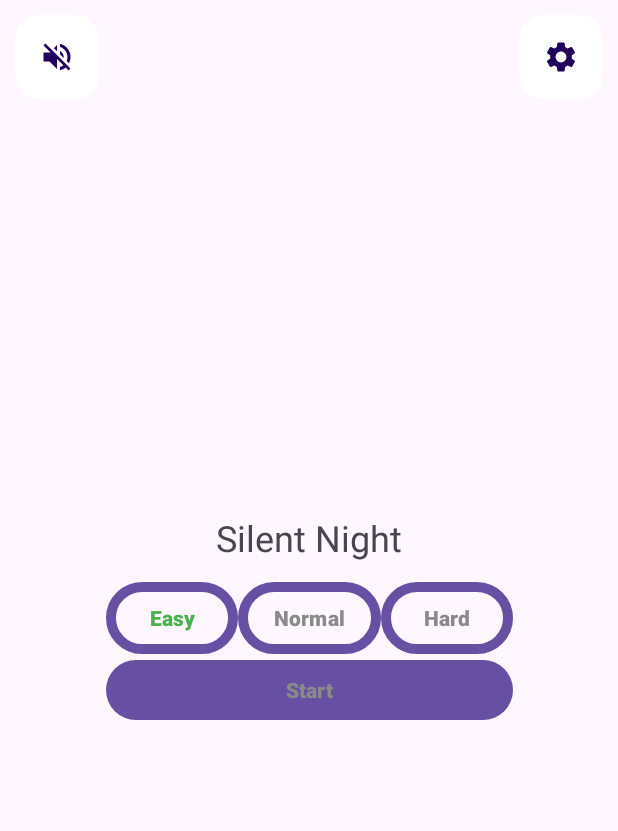
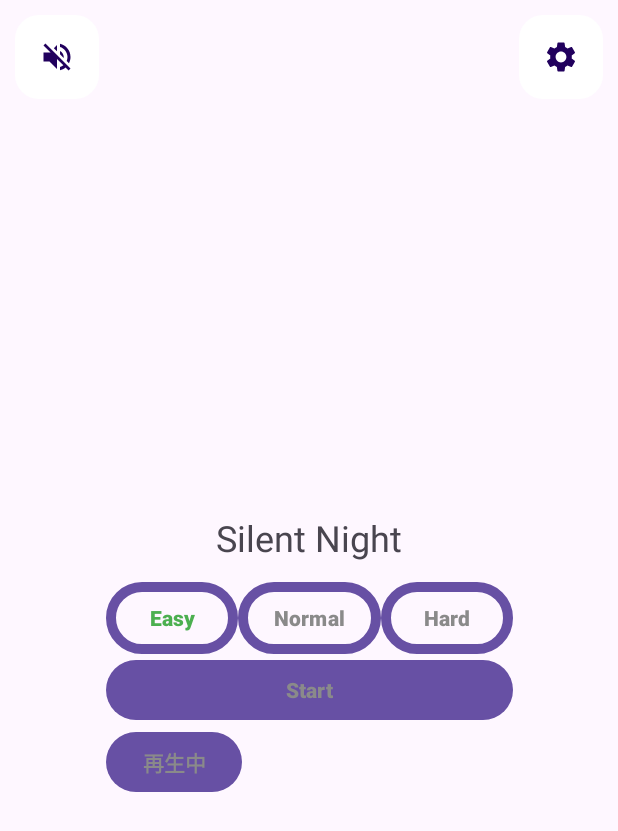
Before and after one commit to aaaa1597/AndKotlin-PianoTiles, an Android app: the screen it shows after launch (MainActivity), after a tap on "Jingle Bell", on a phone screen of 412 x 824 dp. Shown: the top 831 px of the screen. Run offline under Robolectric (Android 15) with nearby library versions, the phone set to English and light mode, and no system bars; 2 other taps on this screen came first.

Commit message:
ここまでOK

```diff
--- a/app/src/main/java/com/example/pianotiles/Jukebox.kt
+++ b/app/src/main/java/com/example/pianotiles/Jukebox.kt
@@ -30,11 +30,20 @@ class Jukebox(activity: Activity) {
         AaaMusicPlayer.create(activity, R.raw.we_wish_you_merry_christmas, "Merry Christmas").apply { _mediaPlayser.setOnCompletionListener { it.start() } }
     )
     /* 関数 */
-    fun play(idx: Int) { _musicPlayers[idx]._mediaPlayser.start()}
-    fun stop(idx: Int) { _musicPlayers[idx]._mediaPlayser.apply { stop(); prepare() } }
-    fun nowSongName(idx: Int): String = _musicPlayers.get(idx)._name
-    fun setVolume(idx: Int, volume: Float) {
-        _musicPlayers.get(idx)._mediaPlayser.setVolume(volume, volume)
-    }
-    fun numofSong(): Int = _musicPlayers.size
+    fun play(idx: Int, volume: Float)
+        = _musicPlayers[idx]._mediaPlayser.apply { setVolume(volume, volume); start() }
+    fun stop(idx: Int)
+        = _musicPlayers[idx]._mediaPlayser.apply { stop(); prepare() }
+    fun pause(idx: Int)
+        = _musicPlayers[idx]._mediaPlayser.pause()
+    fun resume(idx: Int)
+        = _musicPlayers[idx]._mediaPlayser.start()
+    fun nowSongName(idx: Int): String
+        = _musicPlayers[idx]._name
+    fun setVolume(idx: Int, volume: Float)
+        = _musicPlayers[idx]._mediaPlayser.setVolume(volume, volume)
+    fun numofSong(): Int
+        = _musicPlayers.size
+    fun init()
+        = play(0, 1f)
 }
--- a/app/src/main/java/com/example/pianotiles/MainActivity.kt
+++ b/app/src/main/java/com/example/pianotiles/MainActivity.kt
@@ -5,10 +5,10 @@ import androidx.activity.enableEdgeToEdge
 import androidx.appcompat.app.AppCompatActivity
 import androidx.core.view.ViewCompat
 import androidx.core.view.WindowInsetsCompat
-import androidx.fragment.app.Fragment
-import androidx.fragment.app.FragmentManager
+import androidx.lifecycle.ViewModelProvider
 
 class MainActivity : AppCompatActivity() {
+    private lateinit var mainModelView: MainMenuViewModel
     override fun onCreate(savedInstanceState: Bundle?) {
         super.onCreate(savedInstanceState)
         enableEdgeToEdge()
@@ -19,6 +19,7 @@ class MainActivity : AppCompatActivity() {
             insets
         }
 
+        mainModelView = ViewModelProvider(this)[MainMenuViewModel::class.java]
         supportFragmentManager.beginTransaction()
             .add(R.id.fragment_container, MainMenuFragment.newInstance())
             .commit()
@@ -26,14 +27,12 @@ class MainActivity : AppCompatActivity() {
 
     override fun onPause() {
         super.onPause()
-//        mainMenuFragment.pauseSound()
+        mainModelView.pauseSong()
     }
 
     override fun onResume() {
         super.onResume()
-//        if (fcurrent === mainMenuFragment/* || fcurrent === settingFragment*/) {
-//            mainMenuFragment.resumeSound()
-//        }
+        mainModelView.resumeSong()
     }
 
 //    fun changeVolume(vol: Int)
--- a/app/src/main/java/com/example/pianotiles/MainMenuFragment.kt
+++ b/app/src/main/java/com/example/pianotiles/MainMenuFragment.kt
@@ -1,11 +1,14 @@
 package com.example.pianotiles
 
 import android.os.Bundle
+import android.util.Log
 import android.view.LayoutInflater
 import android.view.View
 import android.view.ViewGroup
+import android.widget.TextView
 import androidx.core.content.ContextCompat
 import androidx.fragment.app.Fragment
+import androidx.fragment.app.FragmentManager
 import androidx.lifecycle.Lifecycle
 import androidx.lifecycle.ViewModelProvider
 import androidx.lifecycle.lifecycleScope
@@ -21,7 +24,6 @@ class MainMenuFragment : Fragment() {
     }
 
     private lateinit var _binding: FragmentMainMenuBinding
-    private val binding get() = _binding
     private lateinit var viewModel: MainMenuViewModel
 
     override fun onCreate(savedInstanceState: Bundle?) {
@@ -31,20 +33,23 @@ class MainMenuFragment : Fragment() {
 
     override fun onCreateView( inflater: LayoutInflater, container: ViewGroup?, savedInstanceState: Bundle?): View {
         _binding = FragmentMainMenuBinding.inflate(inflater, container, false)
-        return binding.root
+        return _binding.root
     }
 
     override fun onViewCreated(view: View, savedInstanceState: Bundle?) {
         super.onViewCreated(view, savedInstanceState)
         /* ミュートボタン押下 */
         _binding.fabMute.setOnClickListener{ viewModel.toggleMute() }
-        /* 設定ボタン押下 */
+        /* 設定ボタン押下 -> 設定画面へ */
         _binding.fabSettings.setOnClickListener {
-
+            parentFragmentManager.beginTransaction()
+            .addToBackStack(null)
+            .replace(R.id.fragment_container, SettingFragment.newInstance())
+            .commit()
         }
         /* Jukebox初期化 */
         viewModel.setJukebox(Jukebox(requireActivity()))
-        binding.txtSongName.text = viewModel.getNowSongName()
+        _binding.txtSongName.text = viewModel.getNowSongName()
         viewModel.setVolume(1f)
         viewModel.playSong()
 
@@ -55,6 +60,18 @@ class MainMenuFragment : Fragment() {
         _binding.btnEasy.setOnClickListener{ viewModel.setLevel(GameLevel.easy) }
         _binding.btnNormal.setOnClickListener{ viewModel.setLevel(GameLevel.normal) }
         _binding.btnHard.setOnClickListener{ viewModel.setLevel(GameLevel.hard) }
+
+        /* 一時停止確認用 */
+        _binding.aaa.setOnClickListener{
+            if ((it as TextView).text == "再生中") {
+                it.text = "停止"
+                viewModel.pauseSong()
+            }
+            else {
+                it.text = "再生中"
+                viewModel.resumeSong()
+            }
+        }
 
         viewLifecycleOwner.lifecycleScope.launch {
             viewLifecycleOwner.repeatOnLifecycle(Lifecycle.State.STARTED) {
--- a/app/src/main/java/com/example/pianotiles/MainMenuViewModel.kt
+++ b/app/src/main/java/com/example/pianotiles/MainMenuViewModel.kt
@@ -1,6 +1,5 @@
 package com.example.pianotiles
 
-import android.util.Log
 import androidx.lifecycle.ViewModel
 import kotlinx.coroutines.flow.MutableStateFlow
 import kotlinx.coroutines.flow.asStateFlow
@@ -21,17 +20,24 @@ class MainMenuViewModel : ViewModel() {
 
     /* ボリューム設定 */
     private val _volume: MutableStateFlow<Float> = MutableStateFlow(1f)
-    private val volume = _volume.asStateFlow()
-    fun getVolume(): Float = volume.value
-    fun setVolume(volume: Float) { _volume.value = volume }
-    fun changeVolume(volume: Float) {
+    val volume = _volume.asStateFlow()
+    fun setVolume(volume: Float/*引数: 0f..1f*/) {
+        _volume.value = volume
+        _jukebox.value.setVolume(_nowidx.value, volume)
+    }
+    fun changeVolume(seekbarval: Int/*引数: 0..100*/) {
+        _seekbarval = seekbarval
         /* 引数0..100, 出力0f..1f */
-        var vol = (1 - ln((100 - volume).toDouble()) / ln(100.0)).toFloat()
+        var vol = (1 - ln((100 - seekbarval).toDouble()) / ln(100.0)).toFloat()
         if (java.lang.Double.isInfinite(vol.toDouble())) {
             vol = 1f
         }
         _volume.value = vol
+        _jukebox.value.setVolume(_nowidx.value, vol)
     }
+    /* 音量調整バーの値 */
+    private var _seekbarval: Int = 100
+    fun getSeekbarValue(): Int = _seekbarval
 
     /* 難易度設定 */
     private val _level: MutableStateFlow<GameLevel> = MutableStateFlow(GameLevel.easy)
@@ -42,26 +48,28 @@ class MainMenuViewModel : ViewModel() {
     private val _nowidx: MutableStateFlow<Int> = MutableStateFlow(0)
     val nowidx = _nowidx.asStateFlow()
     fun nextSong() {
-        Log.d("aaaaa", "aaaaa before-idx=${_nowidx.value}/${ _jukebox.value.numofSong()}")
         _jukebox.value.stop(_nowidx.value)
         _nowidx.value++
         if(_nowidx.value >= _jukebox.value.numofSong()-1)
             _nowidx.value = 0
-        _jukebox.value.play(_nowidx.value)
-        Log.d("aaaaa", "aaaaa after-idx=${_nowidx.value}/${ _jukebox.value.numofSong()}")
+        _jukebox.value.play(nowidx.value, volume.value)
     }
     private lateinit var _jukebox: MutableStateFlow<Jukebox>
     fun setJukebox(jukebox: Jukebox) { _jukebox = MutableStateFlow(jukebox) }
     fun getNowSongName() = _jukebox.value.nowSongName(nowidx.value)
-    fun playSong() = _jukebox.value.play(nowidx.value)
+    fun playSong() = _jukebox.value.play(nowidx.value, volume.value)
     fun stopSong() = _jukebox.value.stop(nowidx.value)
+    fun pauseSong() = _jukebox.value.pause(nowidx.value)
+    fun resumeSong() { _jukebox.value.resume(nowidx.value)}
 
     /* 初期値に戻す */
     fun init() {
         _mute.value = false
-        _volume.value = 50f
+        _volume.value = 1f
         _level.value = GameLevel.easy
         _jukebox.value.stop(nowidx.value)
         _nowidx.value = 0
+        _seekbarval = 100
+        _jukebox.value.init()
     }
 }
--- a/app/src/main/res/layout/fragment_main_menu.xml
+++ b/app/src/main/res/layout/fragment_main_menu.xml
@@ -100,4 +100,14 @@
         app:layout_constraintLeft_toLeftOf="@id/btn_easy"
         app:layout_constraintRight_toRightOf="@id/btn_hard"/>
 
+    <Button
+        android:id="@+id/aaa"
+        android:layout_width="wrap_content"
+        android:layout_height="wrap_content"
+        android:text="再生中"
+        android:textStyle="bold"
+        android:textColor="@color/gray"
+        app:layout_constraintTop_toBottomOf="@id/btn_start"
+        app:layout_constraintLeft_toLeftOf="@id/btn_easy"/>
+
 </androidx.constraintlayout.widget.ConstraintLayout>
```
Also changed, not shown: app/src/main/java/com/example/pianotiles/SettingFragment.kt (added, +63 -0 lines), app/src/main/java/com/example/pianotiles/SettingViewModel.kt (added, +7 -0 lines), app/src/main/res/layout/fragment_setting.xml (added, +52 -0 lines).
